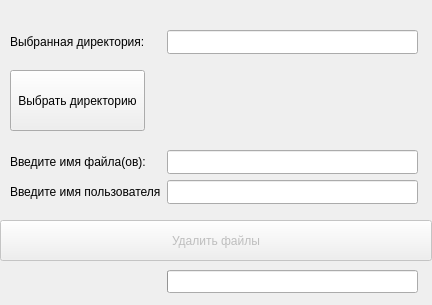
Old version of the form mainwindow.ui in the repository Kxen0X/fileDelitionWithGUI.
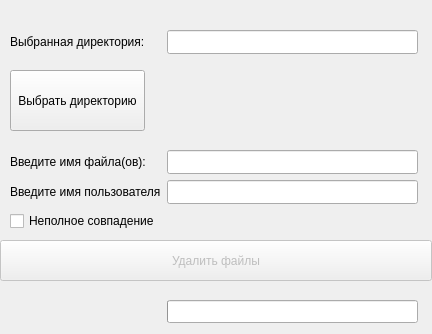
New version of the form.

The edit to the form file:
```diff
--- a/mainwindow.ui
+++ b/mainwindow.ui
@@ -7,7 +7,7 @@
     <x>0</x>
     <y>0</y>
     <width>432</width>
-    <height>305</height>
+    <height>334</height>
    </rect>
   </property>
   <property name="windowTitle">
@@ -57,7 +57,7 @@
     <property name="geometry">
      <rect>
       <x>0</x>
-      <y>220</y>
+      <y>240</y>
       <width>432</width>
       <height>41</height>
      </rect>
@@ -109,7 +109,7 @@
     <property name="geometry">
      <rect>
       <x>10</x>
-      <y>270</y>
+      <y>300</y>
       <width>131</width>
       <height>23</height>
      </rect>
@@ -122,7 +122,7 @@
     <property name="geometry">
      <rect>
       <x>167</x>
-      <y>270</y>
+      <y>300</y>
       <width>251</width>
       <height>23</height>
      </rect>
@@ -157,6 +157,19 @@
      </rect>
     </property>
    </widget>
+   <widget class="QCheckBox" name="checkBox">
+    <property name="geometry">
+     <rect>
+      <x>10</x>
+      <y>210</y>
+      <width>151</width>
+      <height>22</height>
+     </rect>
+    </property>
+    <property name="text">
+     <string>Неполное совпадение</string>
+    </property>
+   </widget>
   </widget>
  </widget>
  <resources/>
```
